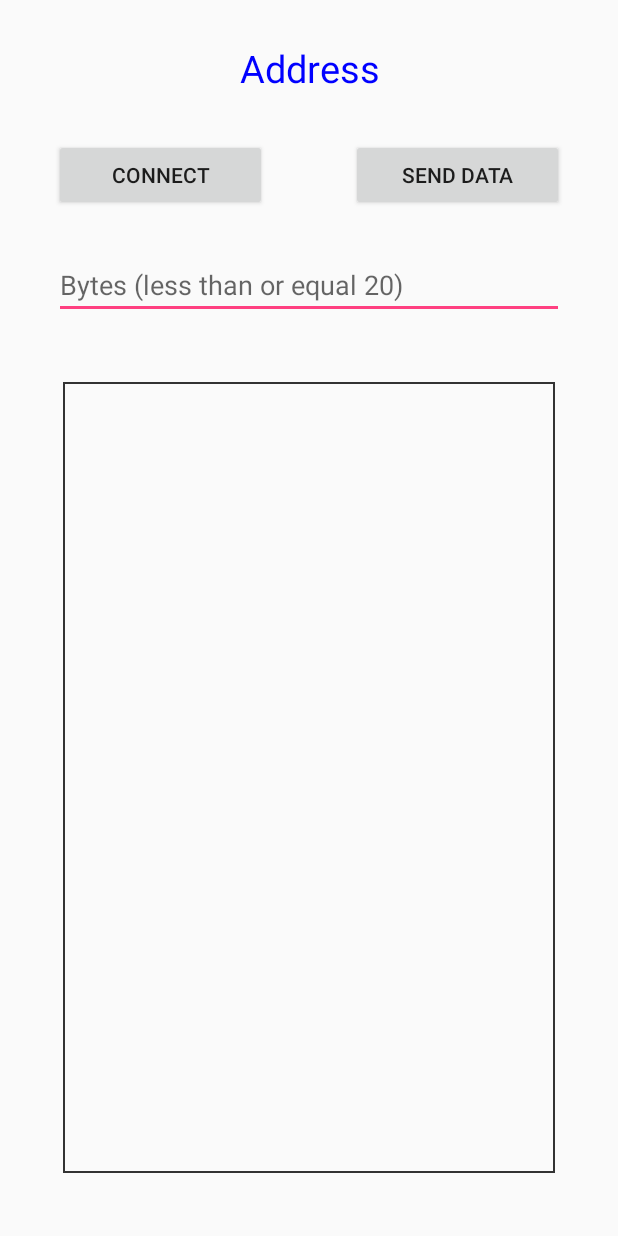
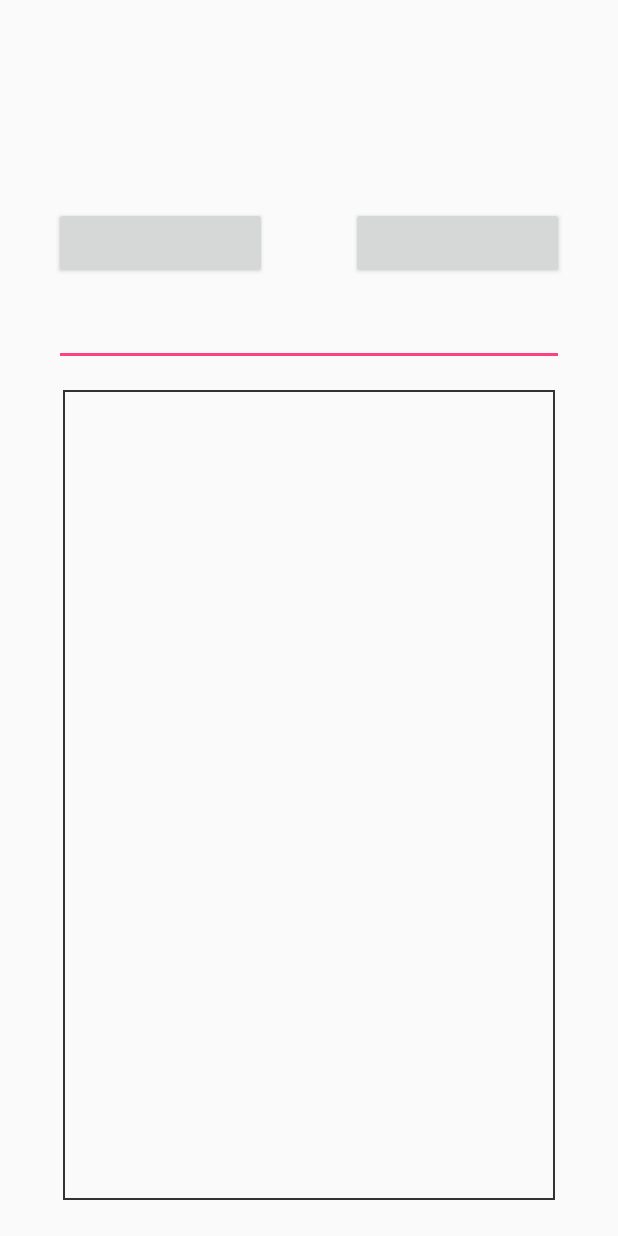
Before and after one commit to berty/ble-prototype-v1, an Android app: the layout activity_connect.xml on its own in the app's theme, with its tools: preview values and no code run, on a phone screen of 412 x 824 dp. Run offline under Robolectric (Android 15) with nearby library versions, the phone set to English and light mode, and no system bars.

Commit message:
App improved, started debugging

```diff
--- a/Android/app/src/main/java/tech/berty/bletesting/DeviceManager.java
+++ b/Android/app/src/main/java/tech/berty/bletesting/DeviceManager.java
@@ -51,7 +51,7 @@ final class DeviceManager {
         return null;
     }
 
-    static BertyDevice getDeviceFromMultiAddr(String multiAddr) {
+    private static BertyDevice getDeviceFromMultiAddr(String multiAddr) {
         Logger.put("debug", TAG, "getDeviceFromMultiAddr() called with MultiAddr: " + multiAddr);
 
         synchronized (bertyDevices) {
@@ -76,7 +76,7 @@ final class DeviceManager {
         return write(blob, getDeviceFromMultiAddr(multiAddr));
     }
 
-    static boolean write(byte[] blob, BertyDevice bertyDevice) {
+    private static boolean write(byte[] blob, BertyDevice bertyDevice) {
         Logger.put("debug", TAG, "write() called");
         Logger.put("debug", TAG, "With len: " + blob.length + ", device: " + bertyDevice);
 
--- a/Android/app/src/main/java/tech/berty/bletesting/GattClient.java
+++ b/Android/app/src/main/java/tech/berty/bletesting/GattClient.java
@@ -83,14 +83,14 @@ public class GattClient extends BluetoothGattCallback {
     @Override
     public void onConnectionStateChange(BluetoothGatt gatt, int status, int newState) {
         Logger.put("debug", TAG, "onConnectionStateChange() called");
-        Logger.put("debug", TAG, "With gatt: " + gatt + ", status: " + status + ", newState: " + newState);
+        Logger.put("debug", TAG, "With gatt: " + gatt + ", status: " + status + ", newState: " + Logger.connectionStateToString(newState));
 
         BertyDevice bertyDevice = DeviceManager.getDeviceFromAddr(gatt.getDevice().getAddress());
 
         if (bertyDevice != null) {
             if (status == GATT_SUCCESS && newState == STATE_CONNECTED) {
                 bertyDevice.latchConnCountDown();
-            } else if (newState != STATE_DISCONNECTED) {
+            } else if (newState == STATE_DISCONNECTED) {
                 DeviceManager.removeDeviceFromIndex(bertyDevice);
             }
         }
--- a/Android/app/src/main/res/layout/activity_connect.xml
+++ b/Android/app/src/main/res/layout/activity_connect.xml
@@ -12,34 +12,56 @@
         android:layout_height="wrap_content"
         android:layout_marginEnd="36dp"
         android:layout_marginStart="36dp"
-        android:layout_marginTop="28dp"
-        android:text="Address"
-        android:textAlignment="center"
+        android:layout_marginTop="24dp"
         android:textColor="#0000FF"
-        android:textSize="25dp"
+        android:textSize="18sp"
         app:layout_constraintEnd_toEndOf="parent"
         app:layout_constraintStart_toStartOf="parent"
         app:layout_constraintTop_toTopOf="parent" />
+
+    <TextView
+        android:id="@+id/textView2b"
+        android:layout_width="wrap_content"
+        android:layout_height="wrap_content"
+        android:layout_marginEnd="36dp"
+        android:layout_marginStart="36dp"
+        android:layout_marginTop="12dp"
+        android:textColor="#C3C3C3"
+        android:textSize="18sp"
+        app:layout_constraintEnd_toEndOf="parent"
+        app:layout_constraintStart_toStartOf="parent"
+        app:layout_constraintTop_toBottomOf="@+id/textView1b" />
+
+    <TextView
+        android:id="@+id/textView3b"
+        android:layout_width="wrap_content"
+        android:layout_height="wrap_content"
+        android:layout_marginEnd="36dp"
+        android:layout_marginStart="36dp"
+        android:layout_marginTop="12dp"
+        android:textColor="#C3C3C3"
+        android:textSize="18sp"
+        app:layout_constraintEnd_toEndOf="parent"
+        app:layout_constraintStart_toStartOf="parent"
+        app:layout_constraintTop_toBottomOf="@+id/textView2b" />
 
     <Button
         android:id="@+id/button1b"
         android:layout_width="142dp"
         android:layout_height="wrap_content"
         android:layout_marginStart="36dp"
-        android:layout_marginTop="30dp"
-        android:text="Connect"
+        android:layout_marginTop="16dp"
         app:layout_constraintStart_toStartOf="parent"
-        app:layout_constraintTop_toBottomOf="@+id/textView1b" />
+        app:layout_constraintTop_toBottomOf="@+id/textView3b" />
 
     <Button
         android:id="@+id/button2b"
         android:layout_width="142dp"
         android:layout_height="wrap_content"
         android:layout_marginEnd="36dp"
-        android:layout_marginTop="30dp"
-        android:text="Send data"
+        android:layout_marginTop="16dp"
         app:layout_constraintEnd_toEndOf="parent"
-        app:layout_constraintTop_toBottomOf="@+id/textView1b" />
+        app:layout_constraintTop_toBottomOf="@+id/textView3b" />
 
 
     <EditText
@@ -48,11 +70,11 @@
         android:layout_height="42dp"
         android:layout_marginEnd="36dp"
         android:layout_marginStart="36dp"
-        android:layout_marginTop="30dp"
+        android:layout_marginTop="16dp"
         android:ems="10"
+        android:inputType="textNoSuggestions"
         android:maxLength="20"
-        android:inputType="textNoSuggestions"
-        android:hint="Bytes (less than or equal 20)"
+        android:textSize="18sp"
         app:layout_constraintEnd_toEndOf="parent"
         app:layout_constraintStart_toStartOf="parent"
         app:layout_constraintTop_toBottomOf="@+id/button1b" />
@@ -61,10 +83,10 @@
         android:id="@+id/scrollView1b"
         android:layout_width="0dp"
         android:layout_height="0dp"
-        android:layout_marginBottom="42dp"
+        android:layout_marginBottom="24dp"
         android:layout_marginEnd="42dp"
         android:layout_marginStart="42dp"
-        android:layout_marginTop="42dp"
+        android:layout_marginTop="16dp"
         android:background="@drawable/stroke_bg"
         android:fillViewport="true"
         android:scrollbarStyle="insideOverlay"
@@ -79,7 +101,8 @@
             android:layout_width="fill_parent"
             android:layout_height="wrap_content"
             android:layout_margin="10dp"
-            android:orientation="vertical"></LinearLayout>
+            android:orientation="vertical" />
+
     </ScrollView>
 
 </android.support.constraint.ConstraintLayout>
```
Also changed, not shown: Android/app/src/main/java/tech/berty/bletesting/AppData.java (added, +71 -0 lines), Android/app/src/main/java/tech/berty/bletesting/BertyDevice.java (+12 -4 lines), Android/app/src/main/java/tech/berty/bletesting/BleManager.java (+10 -8 lines), Android/app/src/main/java/tech/berty/bletesting/ConnectActivity.java (+130 -42 lines), Android/app/src/main/java/tech/berty/bletesting/GattServer.java (+5 -10 lines), Android/app/src/main/java/tech/berty/bletesting/Logger.java (+20 -0 lines), Android/app/src/main/java/tech/berty/bletesting/MainActivity.java (+67 -49 lines), Android/app/src/main/java/tech/berty/bletesting/Scanner.java (+8 -10 lines), Android/app/src/main/res/layout/activity_main.xml (+2 -6 lines).
